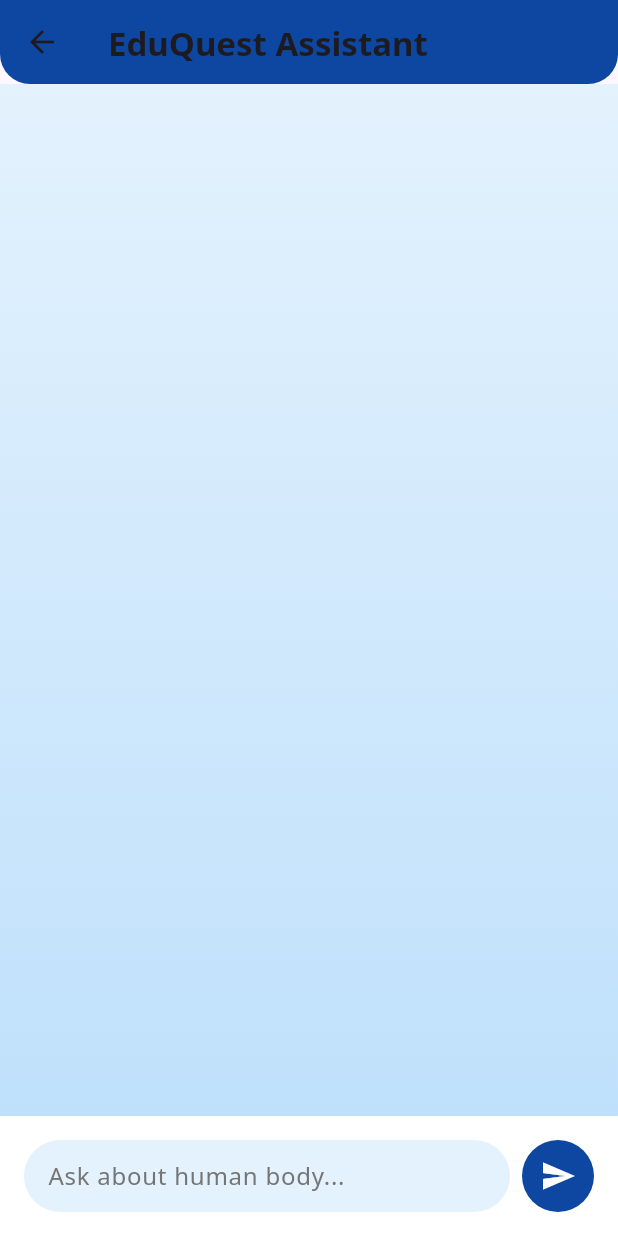
After one commit to Anish0i0/eduquest, a Flutter app: the ChatBotPage screen opened directly, after a tap on the "send" icon, on a phone screen of 412 x 824 dp. The commit adds this screen. Run offline on Flutter 3.47's test engine with Material 3 defaults, Android fonts, the light colour scheme and no system bars; our stand-ins replace flutter_tts, percent_indicator; missing offline and left inert: installed_apps.

Commit message:
Added a dummy chatbot

```diff
--- /dev/null
+++ b/eduquest/lib/pages/chatbot_page.dart
@@ -0,0 +1,257 @@
+import 'package:flutter/material.dart';
+
+class ChatBotPage extends StatefulWidget {
+  const ChatBotPage({super.key});
+
+  @override
+  State<ChatBotPage> createState() => _ChatBotPageState();
+}
+
+class _ChatBotPageState extends State<ChatBotPage> {
+  final TextEditingController _controller = TextEditingController();
+  final List<Map<String, String>> _messages = [];
+  final ScrollController _scrollController = ScrollController();
+
+  // Enhanced knowledge base (Q&A about human body)
+  final Map<String, String> _knowledgeBase = {
+    "what is the largest organ": "The skin is the largest organ in the human body.",
+    "how many bones": "An adult human body has 206 bones.",
+    "body temperature": "The average normal body temperature is about 98.6°F (37°C).",
+    "strongest muscle": "The masseter (jaw muscle) is the strongest muscle in the human body.",
+    "how many teeth": "Adults usually have 32 teeth, including wisdom teeth.",
+    "heart function": "The heart pumps blood throughout the body, delivering oxygen and nutrients.",
+    "respiratory system": "The respiratory system includes the lungs and airways, helping us breathe.",
+    "nervous system": "The nervous system controls both voluntary and involuntary actions.",
+    "digestive system": "The digestive system breaks down food and absorbs nutrients.",
+    "skeletal system": "The skeletal system provides structure and protects internal organs.",
+    "hello": "Hello! I'm here to help you learn about the human body. What would you like to know?",
+    "hi": "Hi there! Ask me anything about the human body.",
+    "help": "I can answer questions about human anatomy, organs, systems, and more. Try asking about bones, muscles, or organs!",
+  };
+
+  void _sendMessage() {
+    String userMsg = _controller.text.trim();
+    if (userMsg.isEmpty) return;
+
+    setState(() {
+      _messages.add({"role": "user", "text": userMsg});
+    });
+
+    _controller.clear();
+
+    // Scroll to bottom when new message is added
+    WidgetsBinding.instance.addPostFrameCallback((_) {
+      _scrollController.animateTo(
+        _scrollController.position.maxScrollExtent,
+        duration: const Duration(milliseconds: 300),
+        curve: Curves.easeOut,
+      );
+    });
+
+    // Find the best matching response
+    String reply = "I'm not sure about that yet. Try asking about human anatomy, organs, or body systems!";
+    String lowerMsg = userMsg.toLowerCase();
+
+    // Check for exact matches first
+    bool foundMatch = false;
+    _knowledgeBase.forEach((key, value) {
+      if (lowerMsg.contains(key)) {
+        reply = value;
+        foundMatch = true;
+      }
+    });
+
+    // If no match found, provide a generic response
+    if (!foundMatch) {
+      if (lowerMsg.contains("thank you")) {
+        reply = "You're welcome! Is there anything else you'd like to know about the human body?";
+      } else if (lowerMsg.contains("how are you")) {
+        reply = "I'm doing great! Ready to help you learn about the amazing human body.";
+      }
+    }
+
+    // Simulate typing delay
+    Future.delayed(const Duration(milliseconds: 800), () {
+      setState(() {
+        _messages.add({"role": "bot", "text": reply});
+      });
+
+      // Scroll to bottom after bot replies
+      WidgetsBinding.instance.addPostFrameCallback((_) {
+        _scrollController.animateTo(
+          _scrollController.position.maxScrollExtent,
+          duration: const Duration(milliseconds: 300),
+          curve: Curves.easeOut,
+        );
+      });
+    });
+  }
+
+  @override
+  Widget build(BuildContext context) {
+    return Scaffold(
+      appBar: AppBar(
+        title: const Text(
+          "EduQuest Assistant",
+          style: TextStyle(
+            fontFamily: "NotoSans",
+            fontWeight: FontWeight.bold,
+          ),
+        ),
+        backgroundColor: Colors.blue.shade900,
+        elevation: 0,
+        shape: const RoundedRectangleBorder(
+          borderRadius: BorderRadius.vertical(
+            bottom: Radius.circular(20),
+          ),
+        ),
+        leading: IconButton(
+          icon: const Icon(Icons.arrow_back),
+          onPressed: () => Navigator.of(context).pop(),
+        ),
+      ),
+      body: Container(
+        decoration: BoxDecoration(
+          gradient: LinearGradient(
+            colors: [Colors.blue.shade50, Colors.blue.shade100],
+            begin: Alignment.topCenter,
+            end: Alignment.bottomCenter,
+          ),
+        ),
+        child: Column(
+          children: [
+            Expanded(
+              child: ListView.builder(
+                controller: _scrollController,
+                padding: const EdgeInsets.all(16),
+                itemCount: _messages.length,
+                itemBuilder: (context, index) {
+                  final msg = _messages[index];
+                  final isUser = msg["role"] == "user";
+                  return Container(
+                    margin: const EdgeInsets.symmetric(vertical: 8),
+                    child: Row(
+                      mainAxisAlignment: isUser
+                          ? MainAxisAlignment.end
+                          : MainAxisAlignment.start,
+                      crossAxisAlignment: CrossAxisAlignment.end,
+                      children: [
+                        if (!isUser)
+                          Container(
+                            width: 32,
+                            height: 32,
+                            decoration: BoxDecoration(
+                              color: Colors.blue.shade900,
+                              shape: BoxShape.circle,
+                            ),
+                            child: const Icon(
+                              Icons.school,
+                              color: Colors.white,
+                              size: 18,
+                            ),
+                          ),
+                        if (!isUser) const SizedBox(width: 8),
+                        Flexible(
+                          child: Container(
+                            padding: const EdgeInsets.all(12),
+                            decoration: BoxDecoration(
+                              color: isUser
+                                  ? Colors.blue.shade900
+                                  : Colors.white,
+                              borderRadius: BorderRadius.only(
+                                topLeft: const Radius.circular(16),
+                                topRight: const Radius.circular(16),
+                                bottomLeft: isUser
+                                    ? const Radius.circular(16)
+                                    : const Radius.circular(4),
+                                bottomRight: isUser
+                                    ? const Radius.circular(4)
+                                    : const Radius.circular(16),
+                              ),
+                              boxShadow: [
+                                BoxShadow(
+                                  color: Colors.black.withOpacity(0.1),
+                                  blurRadius: 4,
+                                  offset: const Offset(0, 2),
+                                ),
+                              ],
+                            ),
+                            child: Text(
+                              msg["text"] ?? "",
+                              style: TextStyle(
+                                fontFamily: "NotoSans",
+                                color: isUser
+                                    ? Colors.white
+                                    : Colors.blue.shade900,
+                              ),
+                            ),
+                          ),
+                        ),
+                        if (isUser) const SizedBox(width: 8),
+                        if (isUser)
+                          Container(
+                            width: 32,
+                            height: 32,
+                            decoration: const BoxDecoration(
+                              color: Colors.blue,
+                              shape: BoxShape.circle,
+                            ),
+                            child: const Icon(
+                              Icons.person,
+                              color: Colors.white,
+                              size: 18,
+                            ),
+                          ),
+                      ],
+                    ),
+                  );
+                },
+              ),
+            ),
+            Container(
+              padding: const EdgeInsets.all(16),
+              color: Colors.white,
+              child: Row(
+                children: [
+                  Expanded(
+                    child: Container(
+                      decoration: BoxDecoration(
+                        color: Colors.blue.shade50,
+                        borderRadius: BorderRadius.circular(24),
+                      ),
+                      child: TextField(
+                        controller: _controller,
+                        decoration: InputDecoration(
+                          hintText: "Ask about human body...",
+                          hintStyle: TextStyle(
+                            fontFamily: "NotoSans",
+                            color: Colors.grey.shade600,
+                          ),
+                          border: InputBorder.none,
+                          contentPadding: const EdgeInsets.symmetric(
+                              horizontal: 16, vertical: 12),
+                        ),
+                        onSubmitted: (value) => _sendMessage(),
+                      ),
+                    ),
+                  ),
+                  const SizedBox(width: 8),
+                  Container(
+                    decoration: BoxDecoration(
+                      color: Colors.blue.shade900,
+                      shape: BoxShape.circle,
+                    ),
+                    child: IconButton(
+                      icon: const Icon(Icons.send, color: Colors.white),
+                      onPressed: _sendMessage,
+                    ),
+                  ),
+                ],
+              ),
+            ),
+          ],
+        ),
+      ),
+    );
+  }
+}
--- a/eduquest/pubspec.yaml
+++ b/eduquest/pubspec.yaml
@@ -38,6 +38,7 @@ dependencies:
   percent_indicator: ^4.2.4
   installed_apps: ^1.6.0
   flutter_tts: ^4.2.2
+  http: ^0.13.0
 
 dev_dependencies:
   flutter_test:
```
Also changed, not shown: eduquest/lib/pages/lesson1.dart (+8 -1 lines).
